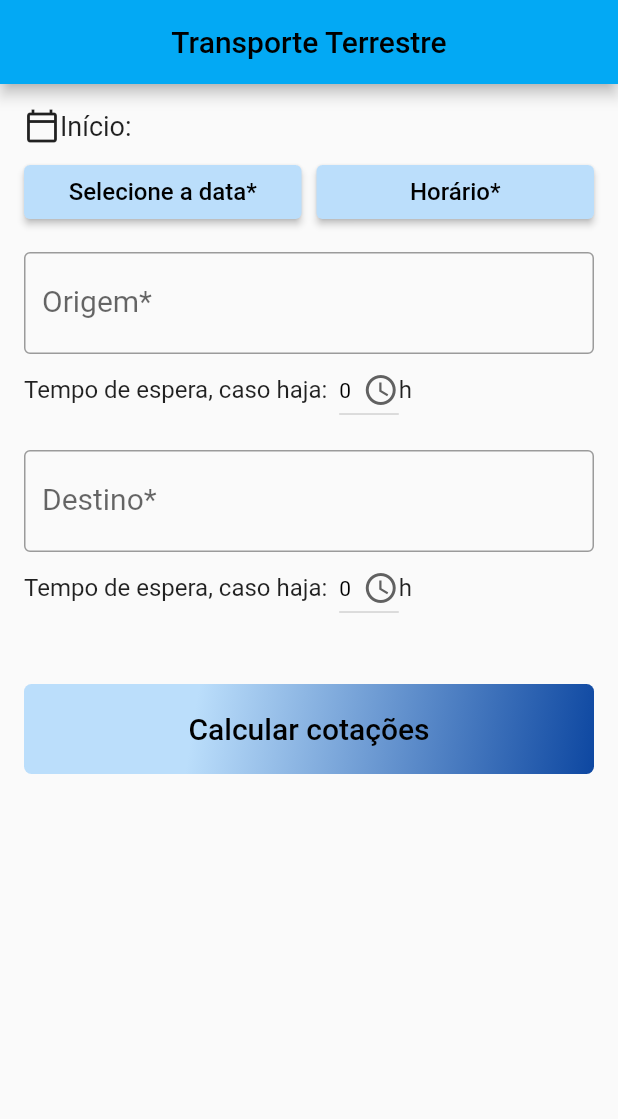
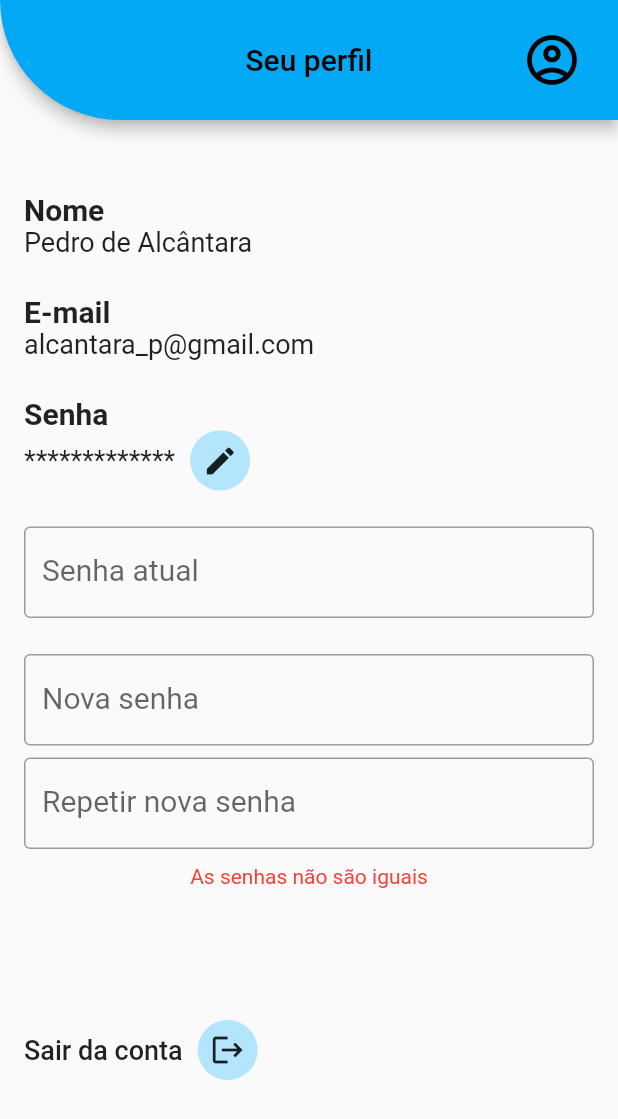
Before and after one commit to Gludke/models-screens-flutter, a Flutter app: the screen it shows after launch, on a phone screen of 412 x 824 dp. Shown: the top 1119 px of the screen. Run offline on Flutter 3.47's test engine with Material 2 defaults, Android fonts, the phone set to English and light mode, and no system bars; missing offline and left inert: dart:html.

Commit message:
Screen user profile adicionada ao projeto

```diff
--- a/lib/components/form_new_reservation/inputs_fields_model_new_reserve.dart
+++ b/lib/components/form_new_reservation/inputs_fields_model_new_reserve.dart
@@ -15,6 +15,7 @@ class FieldInputNewReserve extends StatelessWidget {
   final double? fontSize;
   final String? hintText;
   final int? maxLength;
+  final bool? obscureText;
 
   const FieldInputNewReserve(
       {Key? key,
@@ -30,6 +31,7 @@ class FieldInputNewReserve extends StatelessWidget {
       this.fontSize,
       this.hintText,
       this.maxLength,
+      this.obscureText,
       this.paddingTop})
       : super(key: key);
 
@@ -58,6 +60,9 @@ class FieldInputNewReserve extends StatelessWidget {
         ),
         keyboardType: textInputType,
         maxLines: maxLines,
+        obscureText: (maxLines == 1
+            ? obscureText!
+            : false), //essa prop só funciona com 1 linha em maxLines.
       ),
     );
   }
--- a/lib/main.dart
+++ b/lib/main.dart
@@ -1,6 +1,7 @@
 import 'package:flutter/material.dart';
 import 'package:loginscreen/screens/new_reservation.dart';
 import 'package:loginscreen/screens/types_reservations.dart';
+import 'package:loginscreen/screens/user_profile.dart';
 import 'package:loginscreen/screens/user_reservations_dashboard.dart';
 
 import 'others/test.dart';
@@ -21,9 +22,9 @@ class MyApp extends StatelessWidget {
       theme: ThemeData(
         primarySwatch: Colors.lightBlue,
       ),
-      home: NewReservation(
-        nameReservation: 'Transporte Terrestre',
-      ),
+      home: UserProfile(),
+
+      //UserReservationDashboard(nameUser: 'Nome usuário'),
     );
   }
 }
--- /dev/null
+++ b/lib/screens/user_profile.dart
@@ -0,0 +1,174 @@
+import 'package:flutter/material.dart';
+import 'package:loginscreen/components/button_blue_gradient.dart';
+import 'package:loginscreen/components/form_new_reservation/inputs_fields_model_new_reserve.dart';
+
+class UserProfile extends StatefulWidget {
+  const UserProfile({Key? key}) : super(key: key);
+
+  @override
+  _UserProfileState createState() => _UserProfileState();
+}
+
+class _UserProfileState extends State<UserProfile> {
+  final TextEditingController _controllerFieldOldPass = TextEditingController();
+
+  @override
+  Widget build(BuildContext context) {
+    return Scaffold(
+      appBar: AppBar(
+        toolbarHeight: 80,
+        title: Text('Seu perfil'),
+        centerTitle: true,
+        shape: const RoundedRectangleBorder(
+            borderRadius: BorderRadius.only(bottomLeft: Radius.circular(200))),
+        actions: [
+          //ICONE USUÁRIO
+          Padding(
+            padding: const EdgeInsets.only(right: 24.0),
+            child: IconButton(
+              icon: const Icon(
+                Icons.account_circle_outlined,
+                size: 40,
+              ),
+              onPressed: () => _testTap(),
+            ),
+          ),
+        ],
+      ),
+      body: Padding(
+        padding: const EdgeInsets.only(top: 48.0, left: 16.0, right: 16.0),
+        child: ListView(
+          children: [
+            Column(
+              crossAxisAlignment: CrossAxisAlignment.start,
+              children: [
+                //NOME DO USUÁRIO
+                const Text('Nome',
+                    style:
+                        TextStyle(fontSize: 20.0, fontWeight: FontWeight.w600)),
+                Text('Pedro de Alcântara', style: TextStyle(fontSize: 18.0)),
+                //EMAIL DO USUÁRIO
+                Container(height: 24.0),
+                const Text('E-mail',
+                    style:
+                        TextStyle(fontSize: 20.0, fontWeight: FontWeight.w600)),
+                Text('alcantara_p@gmail.com', style: TextStyle(fontSize: 18.0)),
+                //SENHA DO USUÁRIO
+                Container(height: 24.0),
+                const Text('Senha',
+                    style:
+                        TextStyle(fontSize: 20.0, fontWeight: FontWeight.w600)),
+                Row(
+                  children: [
+                    Text('*************', style: TextStyle(fontSize: 18.0)),
+                    Container(width: 10.0),
+                    Material(
+                      child: InkWell(
+                        child: const CircleAvatar(
+                          child: Icon(Icons.mode_edit),
+                        ),
+                        onTap: () => _testTap(),
+                      ),
+                    )
+                  ],
+                ),
+                //CAMPOS PARA TROCA DA SENHA
+                Visibility(
+                  visible: true,
+                  child: Column(
+                    children: [
+                      FieldInputNewReserve(
+                        maxLines: 1,
+                        controller: _controllerFieldOldPass,
+                        fontSize: 18.0,
+                        minCharacters: 4,
+                        labelTextOfInput: 'Senha atual',
+                        activeValidator: true,
+                        msgError: 'O campo precisa ser preenchido',
+                        textInputType: TextInputType.text,
+                        obscureText: true,
+                        paddingTop: 24,
+                        border: const OutlineInputBorder(),
+                      ),
+                      FieldInputNewReserve(
+                        maxLines: 1,
+                        controller: _controllerFieldOldPass,
+                        fontSize: 18.0,
+                        minCharacters: 4,
+                        labelTextOfInput: 'Nova senha',
+                        activeValidator: true,
+                        msgError: 'O campo precisa ser preenchido',
+                        textInputType: TextInputType.text,
+                        obscureText: true,
+                        paddingTop: 24,
+                        border: const OutlineInputBorder(),
+                      ),
+                      FieldInputNewReserve(
+                        maxLines: 1,
+                        controller: _controllerFieldOldPass,
+                        fontSize: 18.0,
+                        minCharacters: 4,
+                        labelTextOfInput: 'Repetir nova senha',
+                        activeValidator: true,
+                        msgError: 'O campo precisa ser preenchido',
+                        textInputType: TextInputType.text,
+                        obscureText: true,
+                        paddingTop: 8.0,
+                        border: const OutlineInputBorder(),
+                      ),
+                      //MSG DE ERRO SENHAS DIFERENTES
+                      Visibility(
+                        visible: true,
+                        child: Column(
+                          children: [
+                            Container(height: 10),
+                            const Text('As senhas não são iguais',
+                                style:
+                                    TextStyle(fontSize: 14, color: Colors.red)),
+                          ],
+                        ),
+                      ),
+                      //BOTÃO TROCAR SENHA
+                      // ButtonBlueGradient(
+                      //   textButton: 'Trocar senha',
+                      //   click: _testTap(),
+                      // ),
+                    ],
+                  ),
+                ),
+                //SAIR DA CONTA
+                Container(height: 88.0),
+                Row(
+                  children: [
+                    const Text('Sair da conta',
+                        style: TextStyle(
+                            fontSize: 18.0, fontWeight: FontWeight.w500)),
+                    Container(width: 10.0),
+                    Material(
+                      child: InkWell(
+                        child: const CircleAvatar(
+                          child: Icon(Icons.logout),
+                        ),
+                        onTap: () => _testTap(),
+                      ),
+                    )
+                  ],
+                ),
+              ],
+            ),
+          ],
+        ),
+      ),
+    );
+  }
+
+  _testTap() {
+    ScaffoldMessenger.of(context).showSnackBar(
+      //Barra inferior de msg
+      const SnackBar(
+        duration: Duration(milliseconds: 400),
+        content: Text('Teste de botão'),
+      ),
+    );
+  }
+}
```
